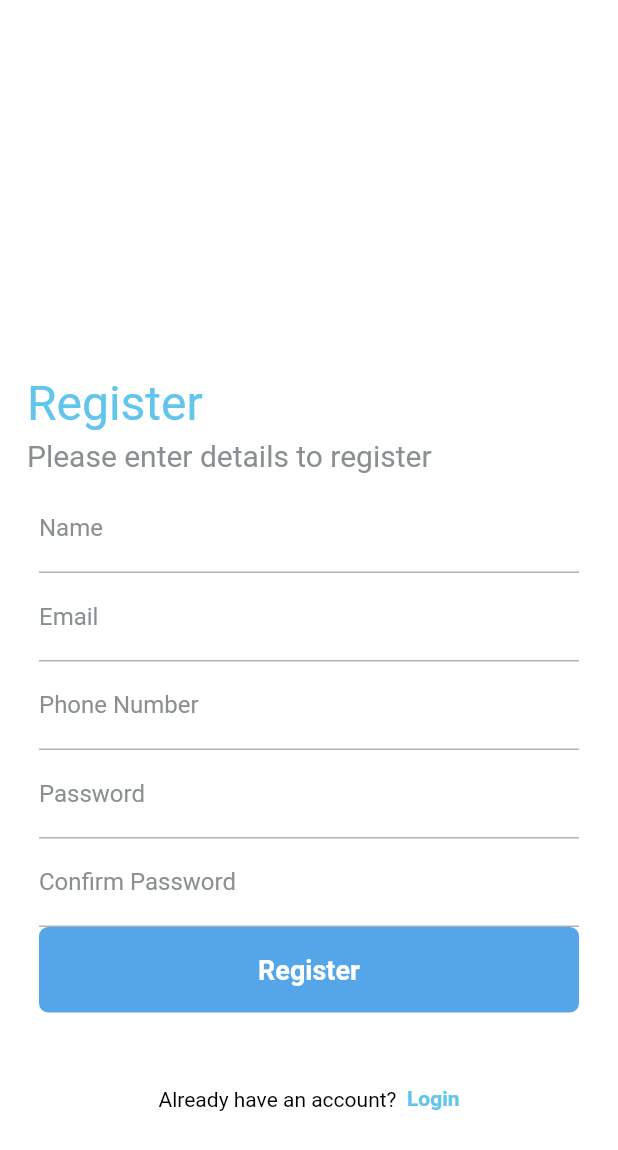
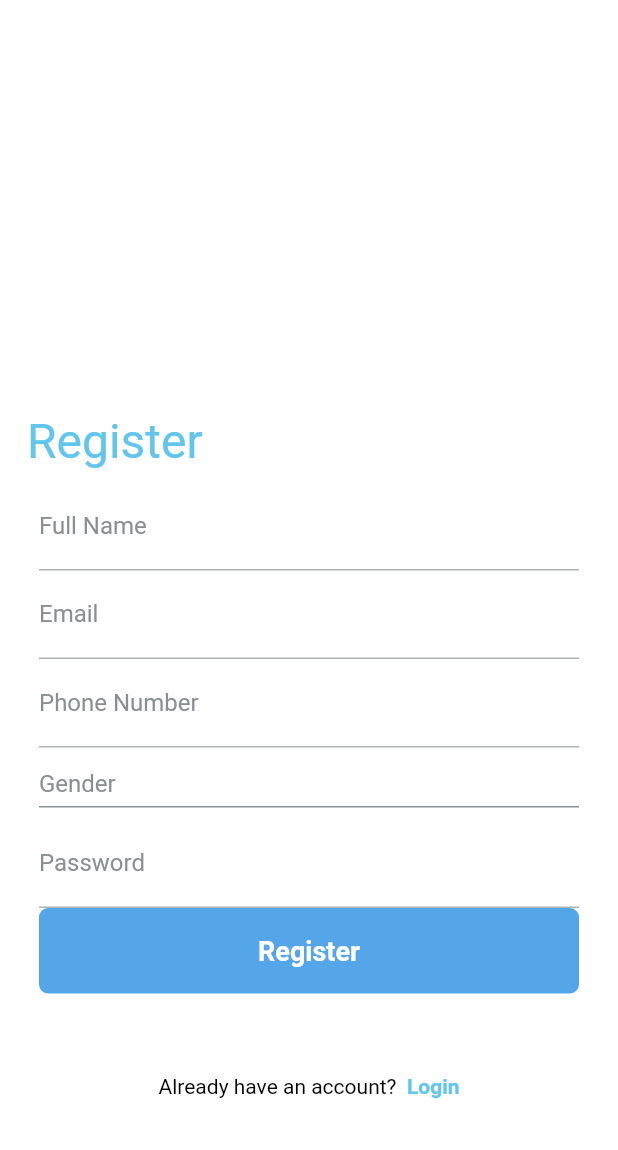
Before and after one commit to marmanios/TripTogether, a Flutter app: the screen it shows after launch, after a tap on "Register", on a phone screen of 412 x 824 dp. Shown: the top 1150 px of the screen. Run offline on Flutter 3.47's test engine with Material 2 defaults, Android fonts, the light colour scheme and no system bars; our stand-ins replace cloud_firestore, firebase_auth, firebase_core, get, mask_text_input_formatter; accounts and stored records are empty.

Commit message:
added regex and template home screen

```diff
--- a/Frontend/lib/auth/controllers/LoginController.dart
+++ b/Frontend/lib/auth/controllers/LoginController.dart
@@ -17,6 +17,7 @@ class LoginController {
     required String password,
     required String email,
     required String phoneNumber,
+    required String gender,
   }) async {
     showDialog(
         context: context,
@@ -28,9 +29,10 @@ class LoginController {
           .createUserWithEmailAndPassword(email: email, password: password);
       await db.collection('users').doc(userCredentials.user?.uid).set({
         "name": name,
-        "phoneNumber":phoneNumber,
-        "rating":3
-        });
+        "phoneNumber": phoneNumber,
+        "rating": 3,
+        "isFemale": gender == "Female",
+      });
     } on FirebaseAuthException catch (e) {
       if (e.code == 'weak-password') {
         ScaffoldMessenger.of(context).showSnackBar(
@@ -38,6 +40,10 @@ class LoginController {
       } else if (e.code == 'email-already-in-use') {
         ScaffoldMessenger.of(context)
             .showSnackBar(generateSnackbar(text: "Error: The Email Is In Use"));
+      } else if (e.code == 'invalid-email') {
+        ScaffoldMessenger.of(context)
+            .showSnackBar(generateSnackbar(text: "Error: Email Badly Formatted"));
+
       }
     }
     Navigator.of(context, rootNavigator: true).pop();
--- a/Frontend/lib/auth/screens/login_page.dart
+++ b/Frontend/lib/auth/screens/login_page.dart
@@ -64,13 +64,17 @@ class _LoginPageState extends State<LoginPage> {
                     children: [
                       CustomTextField(
                         controller: _emailController,
-                        hintText: 'Email',
+                        hintText: 'Email must follow format XXX@XXX.XX',
+                        labelText: 'Email',
                         hideText: false,
+                        regex: RegExp(r'^[\w-\.]+@([\w-]+\.)+[\w-]{2,}$'),
                       ),
                       CustomTextField(
                         controller: _passwordController,
-                        hintText: 'Password',
+                        hintText: 'Needs 6+ characters, a capital letter & a symbol',
                         hideText: true,
+                        labelText: 'Password',
+                        regex: RegExp(r'^(?=.*?[A-Z])(?=.*?[!@#\$&*~]).{6,}$'),
                       ),
                       const SizedBox(height: 50),
                       CustomButton(
--- a/Frontend/lib/auth/screens/registration_page.dart
+++ b/Frontend/lib/auth/screens/registration_page.dart
@@ -1,6 +1,7 @@
 import 'dart:io';
 import 'package:firebase_auth/firebase_auth.dart';
 
+import '../../common/widgets/custom_genderdropbox.dart';
 import '../../constants.dart';
 import '../../common/widgets/custom_textfield.dart';
 import '../../common/widgets/custom_numberfield.dart';
@@ -23,6 +24,7 @@ class _RegistrationPageState extends State<RegistrationPage> {
   final TextEditingController _passwordController = TextEditingController();
   final TextEditingController _confirmPasswordController =
       TextEditingController();
+  final TextEditingController _genderController = TextEditingController();
   final _signUpFormKey = GlobalKey<FormState>();
 
   @override
@@ -34,36 +36,6 @@ class _RegistrationPageState extends State<RegistrationPage> {
     _passwordController.dispose();
     _confirmPasswordController.dispose();
   }
-
-  // void signUpUser() {
-  //   final String name = _nameController.text;
-  //   final String email = _emailController.text;
-  //   final String password = _passwordController.text;
-
-  //   // Save the registration data to a text file
-  //   final String data = '$name, $email, $password\n';
-  //   final File file = File('registration_data.txt');
-  //   file.writeAsStringSync(data, mode: FileMode.append);
-
-  //   // Show a dialog to confirm that the registration data was saved
-  //   showDialog(
-  //     context: context,
-  //     builder: (BuildContext context) {
-  //       return AlertDialog(
-  //         title: const Text('Registration complete'),
-  //         content: const Text('Your registration data has been saved.'),
-  //         actions: [
-  //           TextButton(
-  //             onPressed: () {
-  //               Navigator.pop(context);
-  //             },
-  //             child: const Text('OK'),
-  //           ),
-  //         ],
-  //       );
-  //     },
-  //   );
-  // }
 
   @override
   Widget build(BuildContext context) {
@@ -82,15 +54,7 @@ class _RegistrationPageState extends State<RegistrationPage> {
               const Text(
                 "Register",
                 style: TextStyle(
-                    color: registerTitleColor,
-                    // fontWeight: FontWeight.bold,
-                    fontSize: registerTitleFontSize),
-              ),
-              const SizedBox(height: 4),
-              const Text(
-                'Please enter details to register',
-                style: TextStyle(
-                    color: kTextFieldLabelColor, fontSize: textTitles),
+                    color: registerTitleColor, fontSize: registerTitleFontSize),
               ),
               Container(
                 padding: const EdgeInsets.all(8),
@@ -100,42 +64,49 @@ class _RegistrationPageState extends State<RegistrationPage> {
                     children: [
                       CustomTextField(
                         controller: _nameController,
-                        hintText: 'Name',
+                        hintText: 'Name must only consist of roman alphabet letters and spaces',
                         hideText: false,
+                        labelText: 'Full Name',
+                        regex: RegExp(r'^[a-zA-Z ]+$'),
                       ),
                       CustomTextField(
                         controller: _emailController,
-                        hintText: 'Email',
+                        hintText: 'Email must follow format XXX@XXX.XX',
                         hideText: false,
+                        labelText: 'Email',
+                        regex: RegExp(r'^[\w-\.]+@([\w-]+\.)+[\w-]{2,}$'),
                       ),
                       CustomNumberField(
                         controller: _phoneNumberController,
                         hintText: 'Phone Number',
                       ),
+                      GenderDropBox(onGenderChanged: (String? value) {
+                        _genderController.text = value!;
+                      }),
                       CustomTextField(
                         controller: _passwordController,
-                        hintText: 'Password',
+                        hintText: 'Needs 6+ characters, a capital letter & a symbol',
                         hideText: true,
+                        labelText: 'Password',
+                        regex: RegExp(r'^(?=.*?[A-Z])(?=.*?[!@#\$&*~]).{6,}$'),
                       ),
-                      CustomTextField(
-                        controller: _confirmPasswordController,
-                        hintText: 'Confirm Password',
-                        hideText: true,
-                      ),
-                      //const Spacer(flex: 1),
                       CustomButton(
                         text: 'Register',
                         onTap: () async => {
-                          if (_signUpFormKey.currentState!.validate()) {
+                          if (_signUpFormKey.currentState!.validate())
+                            {
                               await LoginController.signUpUser(
                                       context: context,
                                       name: _nameController.text,
                                       email: _emailController.text,
+                                      gender: _genderController.text,
                                       phoneNumber: _phoneNumberController.text,
-                                password: _passwordController.text).then((value) => {
-                                  if(FirebaseAuth.instance.currentUser != null){
-                                    Navigator.pop(context)
-                                  }})
+                                      password: _passwordController.text)
+                                  .then((value) => {
+                                        if (FirebaseAuth.instance.currentUser !=
+                                            null)
+                                          {Navigator.pop(context)}
+                                      })
                             }
                         },
                       )
--- /dev/null
+++ b/Frontend/lib/common/widgets/custom_genderdropbox.dart
@@ -0,0 +1,52 @@
+import 'package:flutter/material.dart';
+import 'package:flutterapp/constants.dart';
+
+const List<String> list = <String>['Gender', 'Male', 'Female', 'Other'];
+typedef GenderCallback = void Function(String? value);
+
+class GenderDropBox extends StatefulWidget {
+  final GenderCallback onGenderChanged;
+
+  const GenderDropBox({
+    super.key,
+    required this.onGenderChanged,
+  });
+
+  @override
+  // ignore: no_logic_in_create_state
+  State<GenderDropBox> createState() => _GenderDropxBoxSate();
+}
+
+class _GenderDropxBoxSate extends State<GenderDropBox> {
+  String dropdownValue = list.first;
+
+  @override
+  Widget build(BuildContext context) {
+    return SizedBox(
+      width: MediaQuery.of(context).size.width,
+      child: DropdownButton<String>(
+        value: dropdownValue,
+        icon: const Icon(Icons.arrow_downward),
+        elevation: 16,
+        style: const TextStyle(
+            color: kTextFieldLabelColor, fontSize: kTextFieldLabelSize),
+        underline: Container(
+          height: 1,
+          color: kTextFieldLabelColor,
+        ),
+        onChanged: (String? value) {
+          setState(() {
+            dropdownValue = value!;
+          });
+          widget.onGenderChanged(value);
+        },
+        items: list.map<DropdownMenuItem<String>>((String value) {
+          return DropdownMenuItem<String>(
+            value: value,
+            child: Text(value),
+          );
+        }).toList(),
+      ),
+    );
+  }
+}
--- a/Frontend/lib/common/widgets/custom_textfield.dart
+++ b/Frontend/lib/common/widgets/custom_textfield.dart
@@ -10,11 +10,16 @@ class CustomTextField extends StatelessWidget {
   final String hintText;
   final int maxLines;
   final bool hideText;
+  final RegExp regex;
+  final String labelText;
+
   const CustomTextField({
     Key? key,
     required this.controller,
     required this.hintText,
     required this.hideText,
+    required this.labelText,
+    required this.regex,
     this.maxLines = 1,
   }) : super(key: key);
 
@@ -25,15 +30,15 @@ class CustomTextField extends StatelessWidget {
       style: const TextStyle(color: Colors.black),
       controller: controller,
       decoration: InputDecoration(
-          labelText: hintText,
+          labelText: labelText,
           labelStyle: const TextStyle(
               color: kTextFieldLabelColor, fontSize: kTextFieldLabelSize),
           enabledBorder: const UnderlineInputBorder(
             borderSide: BorderSide(color: kTextFieldLine),
           )),
       validator: (val) {
-        if (val == null || val.isEmpty) {
-          return 'Enter your $hintText';
+        if (val == null || val.isEmpty || !regex.hasMatch(val)) {
+          return hintText;
         }
         return null;
       },
--- a/Frontend/lib/main.dart
+++ b/Frontend/lib/main.dart
@@ -7,6 +7,8 @@ import 'package:firebase_core/firebase_core.dart';
 import 'firebase_options.dart';
 import 'auth/screens/registration_page.dart';
 import 'package:firebase_auth/firebase_auth.dart';
+
+
 // add library for getx
 
 Future<void> main() async {
```
Also changed, not shown: Frontend/lib/homePage.dart (+41 -5 lines). Lines whose indentation alone changed are shown as unchanged.
